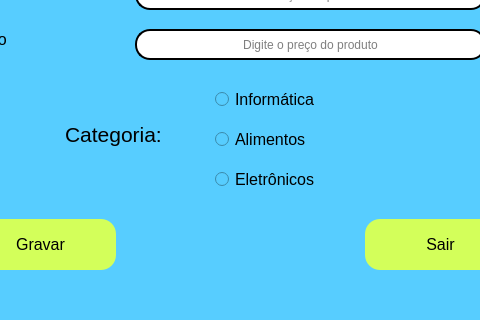
First picture: the form in menu_principal.ui, repository ImpactPark/Cadastro_Produtos, before the edit; both pictures show x 175 to 655 and y 171 to 491 of the 852 by 491 pixel window.
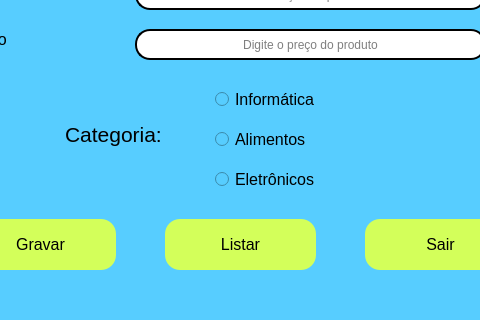
Second picture: the form after the edit. Icons and pictures are not drawn.

Diff of the .ui file:
```diff
--- a/menu_principal.ui
+++ b/menu_principal.ui
@@ -333,6 +333,34 @@
      <pixmap>img/Product_resized.png</pixmap>
     </property>
    </widget>
+   <widget class="QPushButton" name="pushButton_2">
+    <property name="geometry">
+     <rect>
+      <x>340</x>
+      <y>390</y>
+      <width>151</width>
+      <height>51</height>
+     </rect>
+    </property>
+    <property name="font">
+     <font>
+      <family>Microsoft YaHei UI</family>
+      <pointsize>12</pointsize>
+      <weight>50</weight>
+      <bold>false</bold>
+     </font>
+    </property>
+    <property name="styleSheet">
+     <string notr="true">background-color: rgb(211, 255, 90);
+border-color: rgb(0, 0, 0);
+border-radius: 15px;
+border-width: 2px;
+border-color: rgb(0, 0, 0);</string>
+    </property>
+    <property name="text">
+     <string>Listar</string>
+    </property>
+   </widget>
    <zorder>label</zorder>
    <zorder>label_2</zorder>
    <zorder>label_3</zorder>
@@ -347,6 +375,7 @@
    <zorder>pushButton_3</zorder>
    <zorder>label_6</zorder>
    <zorder>label_4</zorder>
+   <zorder>pushButton_2</zorder>
   </widget>
   <widget class="QMenuBar" name="menubar">
    <property name="geometry">
```
